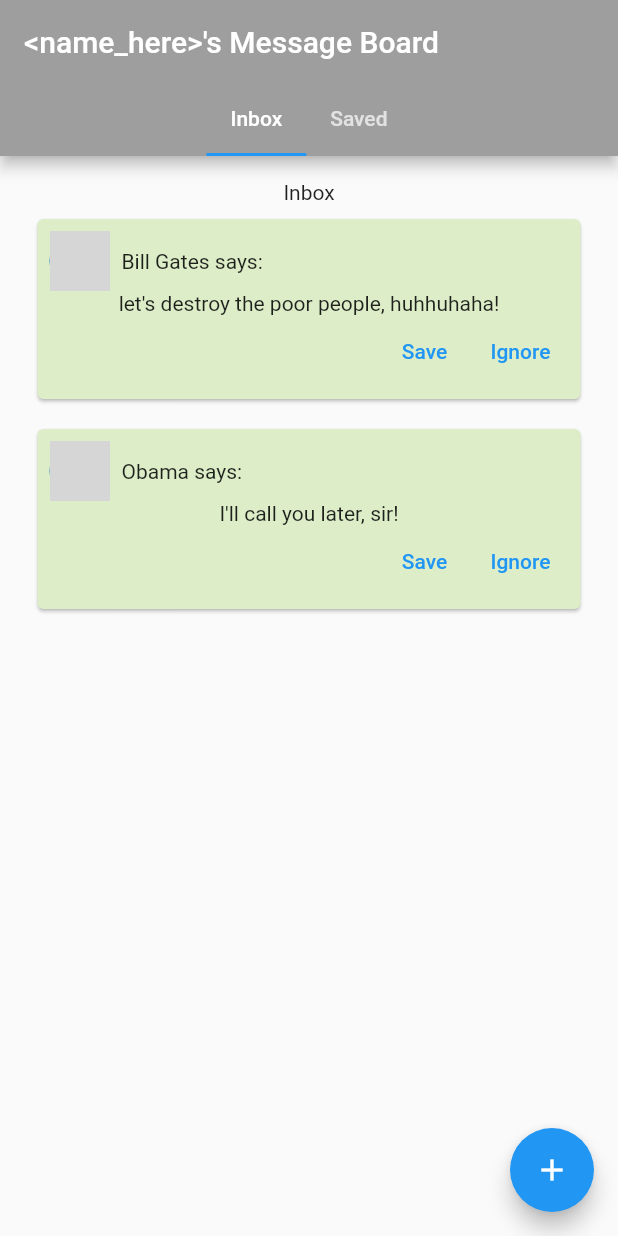
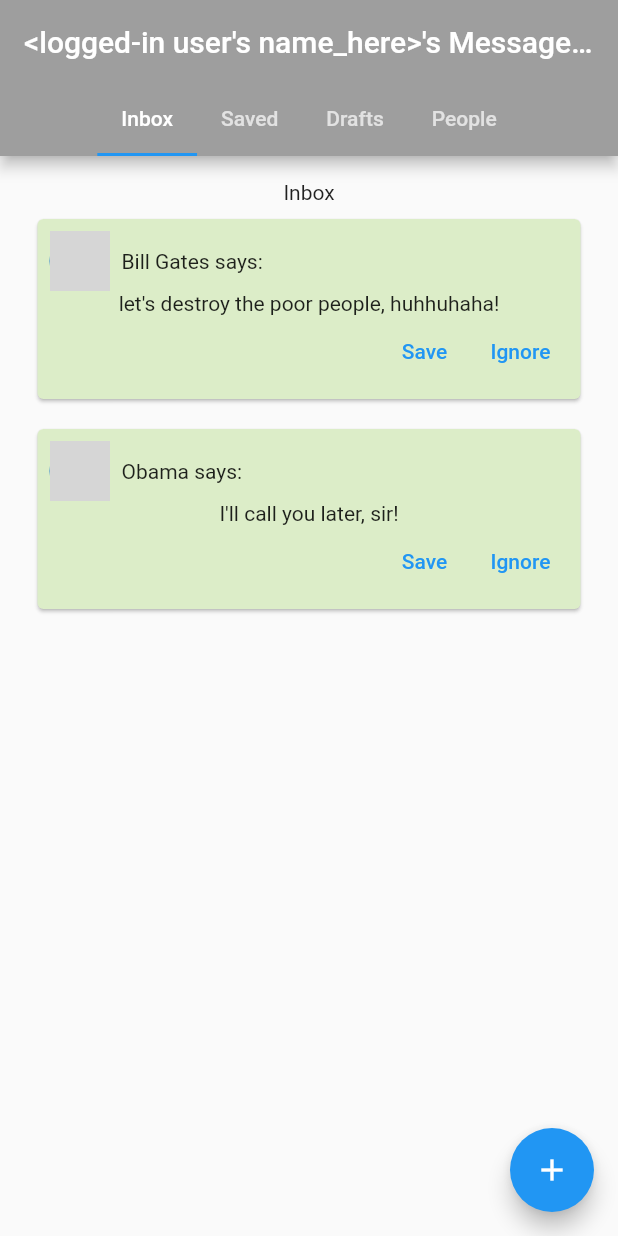
Before and after one commit to mc4n/meftun, a Flutter app: the screen it shows after launch, after a tap on "Save", on a phone screen of 412 x 824 dp. Run offline on Flutter 3.47's test engine with Material 2 defaults, Android fonts, the phone set to English and light mode, and no system bars; grey boxes are pictures that could not be loaded.

Commit message:
draft and people list added

```diff
--- a/lib/board.dart
+++ b/lib/board.dart
@@ -1,16 +1,22 @@
 // -- external libs
 import 'package:flutter/material.dart';
 import 'package:flutter/cupertino.dart';
+import 'package:me_flutting/models/draft.dart';
+import 'package:me_flutting/models/person.dart';
+import 'package:me_flutting/pages/people_list.dart';
 // --
 
 // -- model uses
 import 'models/msg.dart';
 import 'models/mock_repo.dart';
+import 'models/draft.dart';
 // --
 
 // -- pages
 import 'pages/create_msg.dart';
-import 'pages/msg_list.dart';
+import 'pages/inbox_msgs.dart';
+import 'pages/saved_msgs.dart';
+import 'pages/draft_list.dart';
 // --
 //
 
@@ -26,6 +32,8 @@
 class BoardPageState extends State<BoardPage> {
   List<Message> newMessages;
   List<Message> savedMessages;
+  List<Draft> drafts;
+  List<Person> contacts;
 
   @override
   void initState() {
@@ -33,12 +41,13 @@
 
     newMessages = [];
     savedMessages = [];
-    loadMessages();
-  }
+    drafts = [];
+    contacts = [];
 
-  void loadMessages() {
     newMessages.addAll(mockNewMessages);
     savedMessages.addAll(mockSavedMessages);
+    contacts.addAll(mocklocalUsers);
+    drafts.addAll(mockLocalDrafts);
   }
 
   static BoardPageState of(BuildContext context) {
@@ -48,23 +57,27 @@
   @override
   Widget build(BuildContext context) {
     return DefaultTabController(
-      length: 2,
+      length: 4,
       child: Scaffold(
         appBar: AppBar(
-          title: Text("<name_here>'s Message Board"),
+          title: Text("<logged-in user's name_here>'s Message Board"),
           backgroundColor: Colors.grey,
           bottom: TabBar(
             isScrollable: true,
             tabs: [
               _buildCategoryTab("Inbox"),
               _buildCategoryTab("Saved"),
+              _buildCategoryTab("Drafts"),
+              _buildCategoryTab("People"),
             ],
           ),
         ),
         body: TabBarView(
           children: [
-            MessagesList(title: "Inbox", inboxMsgs: newMessages),
-            MessagesList(title: "Saved", inboxMsgs: savedMessages),
+            InboxMessagesList(inboxMsgs: newMessages),
+            SavedMessagesList(inboxMsgs: savedMessages),
+            DraftList(drafts: drafts),
+            PeopleList(buddies: contacts)
           ],
         ),
         floatingActionButton: FloatingActionButton(
--- /dev/null
+++ b/lib/models/draft.dart
@@ -0,0 +1,25 @@
+import 'person.dart';
+
+class Draft {
+  final String uuid;
+  final String body;
+  final Person to;
+
+  Draft({
+    this.uuid,
+    this.body,
+    this.to,
+  });
+
+  Draft copyWith({
+    String uuid,
+    String body,
+    Person receipt,
+  }) {
+    return Draft(
+      uuid: uuid ?? this.uuid,
+      body: body ?? this.body,
+      to: receipt ?? this.to,
+    );
+  }
+}
--- a/lib/models/mock_repo.dart
+++ b/lib/models/mock_repo.dart
@@ -1,3 +1,4 @@
+import 'draft.dart';
 import 'msg.dart';
 import 'person.dart';
 import 'package:uuid/uuid.dart';
@@ -73,3 +74,20 @@
     photoURL: "",
   ),
 ];
+
+final mockLocalDrafts = [
+  Draft(
+    uuid: uuid.v4(),
+    body: "telefonum bozuldu efendim.",
+    to: Person(
+      name: "Cemalettin",
+      username: "cemo",
+      photoURL: "",
+    ),
+  ),
+  Draft(
+    uuid: uuid.v4(),
+    body: "I too got plenty of love for ya... :)",
+    to: mocklocalUsers[0],
+  ),
+];
--- /dev/null
+++ b/lib/pages/draft_list.dart
@@ -0,0 +1,43 @@
+// -- external libs
+import 'package:flutter/material.dart';
+import 'package:flutter/cupertino.dart';
+import 'package:flutter/rendering.dart';
+// --
+
+// -- model uses
+import '../models/draft.dart';
+// --
+
+// -- pages
+//
+
+class DraftList extends StatelessWidget {
+  final List<Draft> drafts;
+
+  const DraftList({Key key, this.drafts}) : super(key: key);
+
+  @override
+  Widget build(BuildContext context) {
+    return Column(
+      mainAxisSize: MainAxisSize.max,
+      children: <Widget>[
+        Padding(
+          child: Text("Drafts"),
+          padding: EdgeInsets.only(top: 16.0),
+        ),
+        drafts.length > 0
+            ? Expanded(
+                child: ListView.builder(
+                  physics: BouncingScrollPhysics(),
+                  itemCount: drafts.length,
+                  itemBuilder: (BuildContext context, int index) {
+                    return Text(
+                        "${drafts[index].to} --> ${drafts[index].body}");
+                  },
+                ),
+              )
+            : Text("No draft was found."),
+      ],
+    );
+  }
+}
--- /dev/null
+++ b/lib/pages/inbox_msgs.dart
@@ -0,0 +1,44 @@
+// -- external libs
+import 'package:flutter/material.dart';
+import 'package:flutter/cupertino.dart';
+import 'package:flutter/rendering.dart';
+// --
+
+// -- model uses
+import '../models/msg.dart';
+// --
+
+// -- pages
+import '../widgets/msg_item.dart';
+// --
+//
+
+class InboxMessagesList extends StatelessWidget {
+  final List<Message> inboxMsgs;
+
+  const InboxMessagesList({Key key, this.inboxMsgs}) : super(key: key);
+
+  @override
+  Widget build(BuildContext context) {
+    return Column(
+      mainAxisSize: MainAxisSize.max,
+      children: <Widget>[
+        Padding(
+          child: Text("Inbox"),
+          padding: EdgeInsets.only(top: 16.0),
+        ),
+        inboxMsgs.length > 0
+            ? Expanded(
+                child: ListView.builder(
+                  physics: BouncingScrollPhysics(),
+                  itemCount: inboxMsgs.length,
+                  itemBuilder: (BuildContext context, int index) {
+                    return MessageCardItem(inboxMsg: inboxMsgs[index]);
+                  },
+                ),
+              )
+            : Text("horaay, we have no new message here!"),
+      ],
+    );
+  }
+}
--- a/lib/pages/msg_list.dart
+++ b/lib/pages/saved_msgs.dart
@@ -9,15 +9,14 @@
 // --
 
 // -- pages
-import '../widgets/card_item.dart';
+import '../widgets/msg_item.dart';
 // --
 //
 
-class MessagesList extends StatelessWidget {
-  final String title;
+class SavedMessagesList extends StatelessWidget {
   final List<Message> inboxMsgs;
 
-  const MessagesList({Key key, this.title, this.inboxMsgs}) : super(key: key);
+  const SavedMessagesList({Key key, this.inboxMsgs}) : super(key: key);
 
   @override
   Widget build(BuildContext context) {
@@ -25,7 +24,7 @@
       mainAxisSize: MainAxisSize.max,
       children: <Widget>[
         Padding(
-          child: Text(title),
+          child: Text("Saved"),
           padding: EdgeInsets.only(top: 16.0),
         ),
         inboxMsgs.length > 0
@@ -38,7 +37,7 @@
                   },
                 ),
               )
-            : Text("horaay, we have no new message here!"),
+            : Text("No message saved."),
       ],
     );
   }
```
Also changed, not shown: lib/pages/people_list.dart (added, +41 -0 lines), lib/widgets/msg_item.dart (renamed from lib/widgets/card_item.dart).
